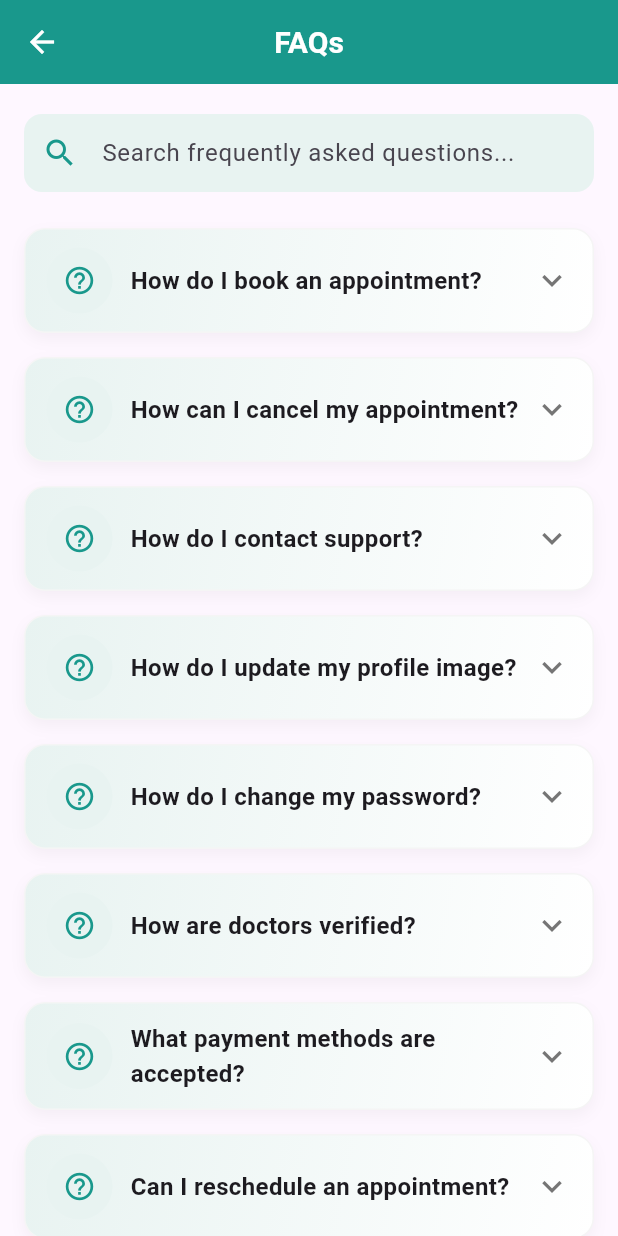
After one commit to Abdelrahmanmagdy19/final_project, a Flutter app: the FaqsScreen screen opened directly, on a phone screen of 412 x 824 dp. The commit adds this screen. Run offline on Flutter 3.47's test engine with Material 3 defaults, Android fonts, the phone set to English and light mode, and no system bars; our stand-ins replace cloud_firestore, dio, firebase_auth, firebase_core, flutter_bloc, flutter_svg and 4 more; accounts and stored records are empty; generated files the repository leaves out were written again; network calls fail; project files that could hold a hidden picture were left out.

Commit message:
add faqs screen

```diff
--- a/lib/screens/Schedule_screen/schedule_screen.dart
+++ b/lib/screens/Schedule_screen/schedule_screen.dart
@@ -98,8 +98,17 @@ class _ScheduleScreenState extends State<ScheduleScreen> {
       if (!mounted) return;
       ScaffoldMessenger.of(context).showSnackBar(
         const SnackBar(
-          content: Text('Appointment cancelled'),
-          backgroundColor: Colors.green,
+          content: Row(
+            children: [
+              Icon(Icons.check_circle, color: Colors.white),
+              SizedBox(width: 8),
+              Text(
+                'Appointment cancelled',
+                style: TextStyle(fontWeight: FontWeight.bold, fontSize: 16),
+              ),
+            ],
+          ),
+          backgroundColor: AppColor.greenColor,
         ),
       );
     } catch (e) {
--- a/lib/screens/appointment_screens/appointment_screens.dart
+++ b/lib/screens/appointment_screens/appointment_screens.dart
@@ -1,3 +1,4 @@
+import 'package:cure_link/widgets/custom_navigation_bar.dart';
 import 'package:flutter/material.dart';
 import 'package:cure_link/utils/app_color.dart';
 import 'package:cure_link/widgets/custom_bottom.dart';
@@ -36,10 +37,17 @@ class AppointmentScreen extends StatelessWidget {
       );
 
       if (!context.mounted) return;
+      Future.delayed(Duration(seconds: 2), () {
+        // ignore: use_build_context_synchronously
+        Navigator.of(context).pushAndRemoveUntil(
+          MaterialPageRoute(builder: (context) => const CustomNavigationBar()),
+          (route) => false,
+        );
+      });
 
       ScaffoldMessenger.of(context).showSnackBar(
         const SnackBar(
-          backgroundColor: Colors.green,
+          backgroundColor: AppColor.greenColor,
           content: Row(
             children: [
               Icon(Icons.check_circle, color: Colors.white),
--- /dev/null
+++ b/lib/screens/faqs_screen/faqs_screen.dart
@@ -0,0 +1,301 @@
+import 'package:flutter/material.dart';
+import 'package:cure_link/utils/app_color.dart';
+
+class FaqItem {
+  final String question;
+  final String answer;
+  bool isOpen;
+  FaqItem({required this.question, required this.answer, this.isOpen = false});
+}
+
+class FaqsScreen extends StatefulWidget {
+  const FaqsScreen({super.key});
+
+  @override
+  State<FaqsScreen> createState() => _FaqsScreenState();
+}
+
+class _FaqsScreenState extends State<FaqsScreen> with TickerProviderStateMixin {
+  final List<FaqItem> _allFaqs = [
+    FaqItem(
+      question: 'How do I book an appointment?',
+      answer:
+          'Open the doctor details, choose a time slot and press "Book". Follow the checkout steps.',
+    ),
+    FaqItem(
+      question: 'How can I cancel my appointment?',
+      answer:
+          'Go to Schedule, select the appointment and press "Cancel". It will be removed from your schedule.',
+    ),
+    FaqItem(
+      question: 'How do I contact support?',
+      answer:
+          'Use the contact option in the profile screen or send an email to support@example.com.',
+    ),
+    FaqItem(
+      question: 'How do I update my profile image?',
+      answer:
+          'Open Profile, tap on the avatar and select an image from your device.',
+    ),
+    FaqItem(
+      question: 'How do I change my password?',
+      answer:
+          'Go to Profile > Change Password and follow the steps to update your password securely.',
+    ),
+    FaqItem(
+      question: 'How are doctors verified?',
+      answer:
+          'Doctors are verified through submitted credentials and manual review by our team.',
+    ),
+    FaqItem(
+      question: 'What payment methods are accepted?',
+      answer:
+          'We accept credit/debit cards and in-app payment gateways configured for your region.',
+    ),
+    FaqItem(
+      question: 'Can I reschedule an appointment?',
+      answer:
+          'Yes — open the appointment in Schedule and choose reschedule if the option is available.',
+    ),
+    FaqItem(
+      question: 'What is the cancellation policy?',
+      answer:
+          'Cancellation policies vary by doctor; check the doctor\'s details for specific rules.',
+    ),
+    FaqItem(
+      question: 'How to add a favorite doctor?',
+      answer:
+          'Open doctor details and tap the favorite icon to add them to your favorites list.',
+    ),
+    FaqItem(
+      question: 'Is there a mobile payment option?',
+      answer:
+          'Yes, mobile payments are supported where configured. You can add your card in the checkout flow.',
+    ),
+    FaqItem(
+      question: 'How secure is my data?',
+      answer:
+          'We use industry-standard encryption and follow best practices to keep your data safe.',
+    ),
+    FaqItem(
+      question: 'Can I get reminders for appointments?',
+      answer:
+          'Yes — enable notifications in app settings to receive reminders before appointments.',
+    ),
+  ];
+
+  late final List<GlobalKey> _itemKeys;
+  List<FaqItem> _filteredFaqs = [];
+  String _query = '';
+  final TextEditingController _searchController = TextEditingController();
+  final ScrollController _listController = ScrollController();
+
+  @override
+  void initState() {
+    super.initState();
+    _filteredFaqs = List.from(_allFaqs);
+    _itemKeys = List.generate(_allFaqs.length, (_) => GlobalKey());
+  }
+
+  void _runFilter(String entered) {
+    setState(() {
+      _query = entered.trim().toLowerCase();
+      if (_query.isEmpty) {
+        _filteredFaqs = List.from(_allFaqs);
+      } else {
+        _filteredFaqs = _allFaqs
+            .where(
+              (f) =>
+                  f.question.toLowerCase().contains(_query) ||
+                  f.answer.toLowerCase().contains(_query),
+            )
+            .toList();
+      }
+    });
+  }
+
+  @override
+  void dispose() {
+    _searchController.dispose();
+    _listController.dispose();
+    super.dispose();
+  }
+
+  Widget _buildFaqCard(FaqItem faq, int index) {
+    // find original index to attach key and for chip mapping
+    final originalIndex = _allFaqs.indexOf(faq);
+    return Container(
+      key: _itemKeys[originalIndex],
+      child: AnimatedContainer(
+        duration: const Duration(milliseconds: 300),
+        margin: const EdgeInsets.symmetric(horizontal: 16, vertical: 8),
+        decoration: BoxDecoration(
+          gradient: LinearGradient(
+            colors: [AppColor.lightGreenColor, Colors.white],
+            begin: Alignment.topLeft,
+            end: Alignment.bottomRight,
+          ),
+          borderRadius: BorderRadius.circular(14),
+          boxShadow: [
+            BoxShadow(
+              color: Colors.black.withValues(alpha: 0.04),
+              blurRadius: 8,
+              offset: const Offset(0, 4),
+            ),
+          ],
+          border: Border.all(color: Colors.grey.shade100),
+        ),
+        child: Material(
+          color: Colors.transparent,
+          child: InkWell(
+            borderRadius: BorderRadius.circular(14),
+            onTap: () {
+              setState(() => faq.isOpen = !faq.isOpen);
+            },
+            child: Padding(
+              padding: const EdgeInsets.symmetric(horizontal: 14, vertical: 12),
+              child: Row(
+                children: [
+                  Container(
+                    height: 44,
+                    width: 44,
+                    decoration: BoxDecoration(
+                      color: AppColor.lightGreenColor,
+                      shape: BoxShape.circle,
+                    ),
+                    child: Icon(
+                      Icons.help_outline,
+                      color: AppColor.greenColor,
+                      size: 22,
+                    ),
+                  ),
+                  const SizedBox(width: 12),
+                  Expanded(
+                    child: Column(
+                      crossAxisAlignment: CrossAxisAlignment.start,
+                      children: [
+                        Text(
+                          faq.question,
+                          style: const TextStyle(
+                            fontSize: 16,
+                            fontWeight: FontWeight.w700,
+                          ),
+                        ),
+                        AnimatedSize(
+                          curve: Curves.easeInOut,
+                          duration: const Duration(milliseconds: 300),
+                          child: ConstrainedBox(
+                            constraints: faq.isOpen
+                                ? const BoxConstraints()
+                                : const BoxConstraints(maxHeight: 0),
+                            child: Padding(
+                              padding: const EdgeInsets.only(top: 10),
+                              child: Text(
+                                faq.answer,
+                                style: TextStyle(
+                                  fontSize: 14,
+                                  color: Colors.grey.shade700,
+                                  height: 1.4,
+                                ),
+                              ),
+                            ),
+                          ),
+                        ),
+                      ],
+                    ),
+                  ),
+                  const SizedBox(width: 8),
+                  AnimatedRotation(
+                    turns: faq.isOpen ? 0.5 : 0.0,
+                    duration: const Duration(milliseconds: 300),
+                    child: Icon(
+                      Icons.keyboard_arrow_down,
+                      color: Colors.grey.shade600,
+                      size: 26,
+                    ),
+                  ),
+                ],
+              ),
+            ),
+          ),
+        ),
+      ),
+    );
+  }
+
+  @override
+  Widget build(BuildContext context) {
+    return Scaffold(
+      appBar: AppBar(
+        title: const Text(
+          'FAQs',
+          style: TextStyle(
+            fontSize: 20,
+            fontWeight: FontWeight.bold,
+            color: Colors.white,
+          ),
+        ),
+        iconTheme: const IconThemeData(color: Colors.white),
+        centerTitle: true,
+        backgroundColor: AppColor.greenColor,
+        elevation: 0,
+      ),
+      body: SafeArea(
+        child: Column(
+          children: [
+            SizedBox(height: 20),
+            Padding(
+              padding: const EdgeInsets.symmetric(horizontal: 16),
+              child: TextField(
+                controller: _searchController,
+                onChanged: _runFilter,
+                decoration: InputDecoration(
+                  hintText: 'Search frequently asked questions...',
+                  prefixIcon: Icon(Icons.search, color: AppColor.greenColor),
+                  suffixIcon: _query.isNotEmpty
+                      ? IconButton(
+                          icon: const Icon(Icons.clear),
+                          onPressed: () {
+                            _searchController.clear();
+                            _runFilter('');
+                          },
+                        )
+                      : null,
+                  filled: true,
+                  fillColor: AppColor.lightGreenColor,
+                  contentPadding: const EdgeInsets.symmetric(
+                    horizontal: 12,
+                    vertical: 14,
+                  ),
+                  border: OutlineInputBorder(
+                    borderRadius: BorderRadius.circular(12),
+                    borderSide: BorderSide.none,
+                  ),
+                ),
+              ),
+            ),
+            const SizedBox(height: 12),
+            Expanded(
+              child: _filteredFaqs.isEmpty
+                  ? Center(
+                      child: Text(
+                        'No results for $_query',
+                        style: const TextStyle(fontSize: 16),
+                      ),
+                    )
+                  : ListView.builder(
+                      controller: _listController,
+                      padding: const EdgeInsets.only(bottom: 24, top: 4),
+                      itemCount: _filteredFaqs.length,
+                      itemBuilder: (context, index) {
+                        final faq = _filteredFaqs[index];
+                        return _buildFaqCard(faq, index);
+                      },
+                    ),
+            ),
+          ],
+        ),
+      ),
+    );
+  }
+}
--- a/lib/screens/health_artical_details_screen/health_artical_details.dart
+++ b/lib/screens/health_artical_details_screen/health_artical_details.dart
@@ -39,7 +39,7 @@ class _HealthArticleDetailsState extends State<HealthArticleDetails> {
                 children: [
                   Icon(
                     state.articles.contains(article)
-                        ? Icons.check
+                        ? Icons.check_circle
                         : Icons.remove_circle_outline,
                     color: Colors.white,
                   ),
--- a/lib/screens/my_cart_screen/my_cart_screen.dart
+++ b/lib/screens/my_cart_screen/my_cart_screen.dart
@@ -134,6 +134,7 @@ class _MyCartScreenState extends State<MyCartScreen> {
                     );
                     await Future.delayed(const Duration(seconds: 1));
                     Navigator.pushAndRemoveUntil(
+                      // ignore: use_build_context_synchronously
                       context,
                       MaterialPageRoute(
                         builder: (context) => CustomNavigationBar(),
--- a/lib/screens/profile_screen/profile_screen.dart
+++ b/lib/screens/profile_screen/profile_screen.dart
@@ -1,6 +1,7 @@
 import 'package:cure_link/cubits/profile_cubits/profile_cubit.dart';
 import 'package:cure_link/cubits/profile_cubits/profile_state.dart';
 import 'package:cure_link/screens/Schedule_screen/schedule_screen.dart';
+import 'package:cure_link/screens/faqs_screen/faqs_screen.dart';
 import 'package:cure_link/screens/favorites_screen/favorites_screen.dart';
 import 'package:cure_link/screens/lets_get_started_screen/lets_get_started_screen.dart';
 import 'package:cure_link/screens/my_cart_screen/my_cart_screen.dart';
@@ -121,7 +122,14 @@ class ProfileScreen extends StatelessWidget {
                         CustomRowProfileScreen(
                           iconData: Icons.help_outline,
                           title: 'FAQs',
-                          onTap: () {},
+                          onTap: () {
+                            Navigator.push(
+                              context,
+                              MaterialPageRoute(
+                                builder: (context) => FaqsScreen(),
+                              ),
+                            );
+                          },
                         ),
                         const CustomDivider(),
                         CustomRowProfileScreen(
```
